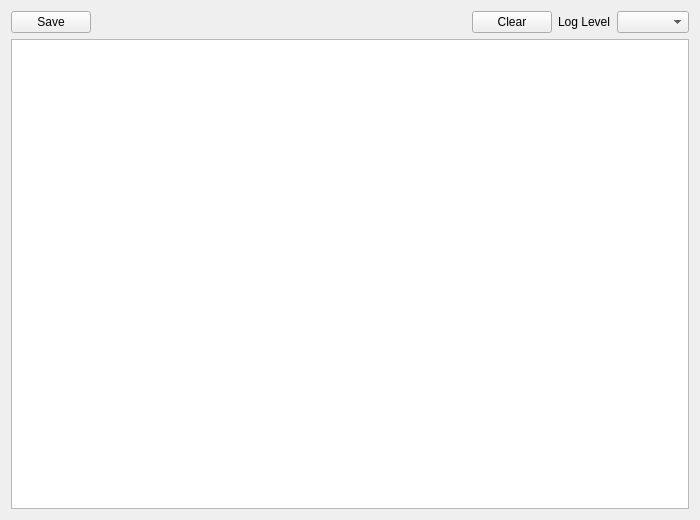
This is host/applications/qtmon/logwindow.ui in tag-designs/software as Qt 5 draws it before an edit. The edited form follows.
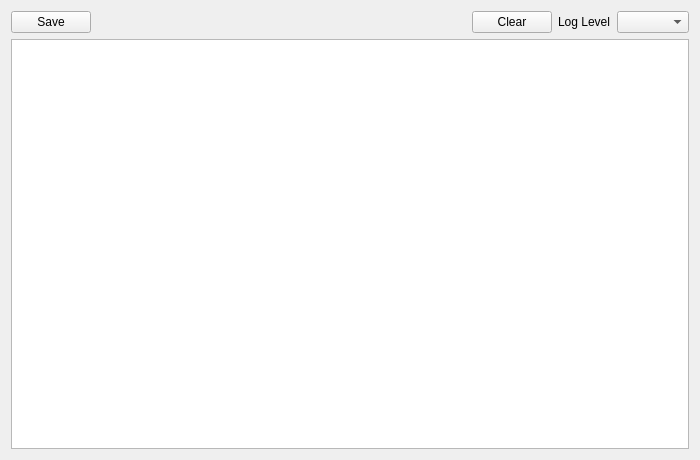
This is the edited form.

```diff
--- a/host/applications/qtmon/logwindow.ui
+++ b/host/applications/qtmon/logwindow.ui
@@ -7,7 +7,7 @@
     <x>0</x>
     <y>0</y>
     <width>700</width>
-    <height>520</height>
+    <height>460</height>
    </rect>
   </property>
   <property name="windowTitle">
@@ -76,7 +76,7 @@
      <property name="minimumSize">
       <size>
        <width>0</width>
-       <height>380</height>
+       <height>320</height>
       </size>
      </property>
      <property name="toolTip">
```
